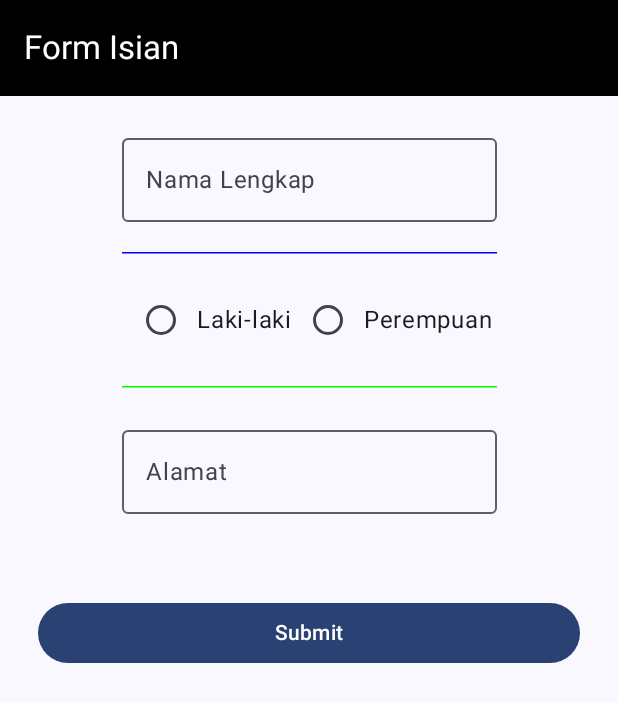
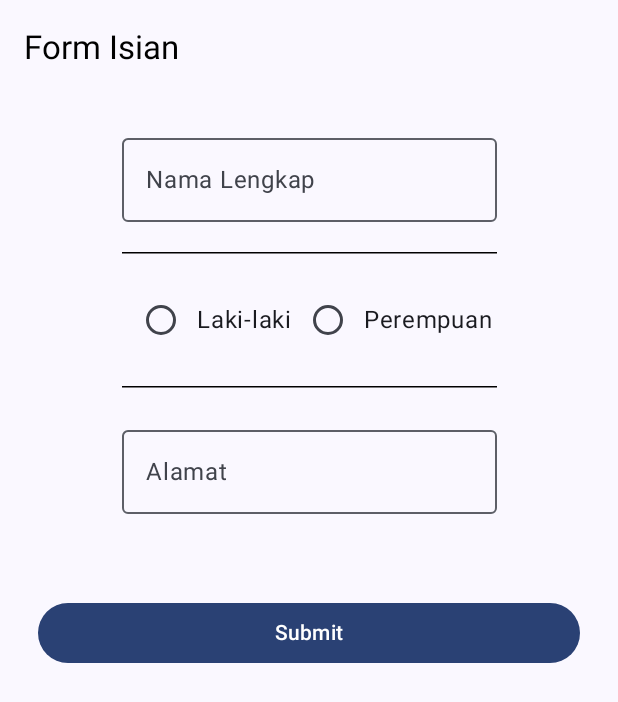
Before and after one commit to refkysyahrin/QuestNavigasiUI_050, an Android app built with Jetpack Compose: the composable FormIsian shown on its own in the app's theme, on a phone screen of 412 x 824 dp. Shown: the top 702 px of the screen. Run offline under Robolectric (Android 15) with nearby library versions, the phone set to English and light mode, and no system bars; 2 statements that could not run were skipped.

Commit message:
Mengganti warna TopAppBar dan divider

```diff
--- a/app/src/main/java/com/example/questnavigasiui_050/view/Formulir.kt
+++ b/app/src/main/java/com/example/questnavigasiui_050/view/Formulir.kt
@@ -37,9 +37,9 @@ fun FormIsian(
     Scaffold (modifier = Modifier,
         topBar = {
             TopAppBar(
-                title = { Text(text = stringResource(id = R.string.home), color = Color.White)},
+                title = { Text(text = stringResource(id = R.string.home), color = Color.Black)},
                 colors = TopAppBarDefaults.mediumTopAppBarColors(
-                    containerColor = colorResource(id = R.color.black))
+                    containerColor = colorResource(id = R.color.birumuda))
                 )}
     ){ isiRuang ->
         Column(modifier = Modifier.padding(paddingValues = isiRuang),
@@ -56,7 +56,7 @@ fun FormIsian(
             )
             HorizontalDivider(modifier = Modifier
                 .padding(all = 20.dp)
-                .width(width = 250.dp), thickness = Thickness,color = Color.Blue)
+                .width(width = 250.dp), thickness = Thickness,color = Color.Black)
             Row {
                 jenisK.forEach {
                     item->
@@ -73,7 +73,7 @@ fun FormIsian(
                 .padding(all = 20.dp)
                 .width(width = 250.dp),
                 thickness = 1.dp,
-                color = Color.Green
+                color = Color.Black
             )
             OutlinedTextField(
                 value = "",
```
